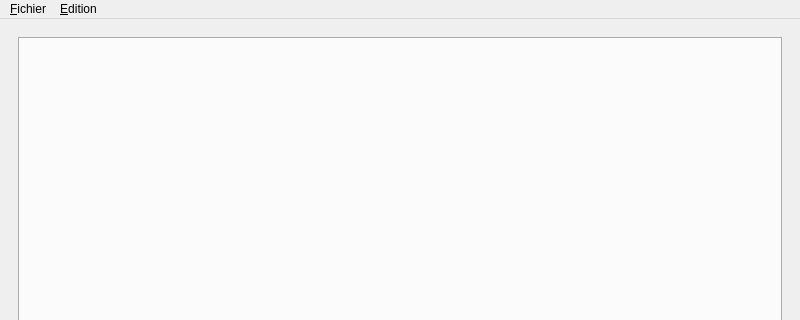
The window that mainwindow.ui (raph5640/Qt-Editor-Cpp) describes before a commit, drawn with Qt 5; both pictures show x 0 to 800 and y 0 to 320 of the 800 by 600 pixel window.
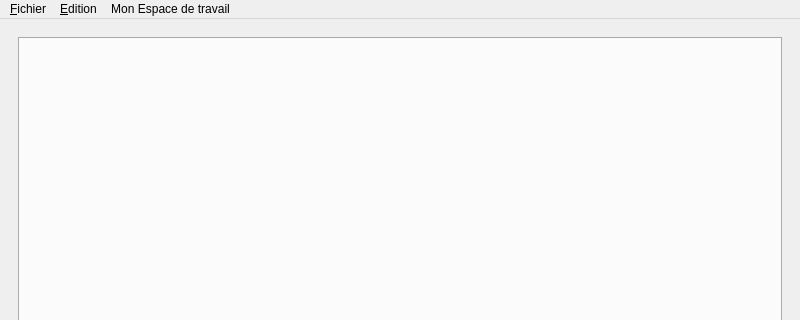
The same window after the commit.

Commit message: Ajout du menu Mon Espace de travail

The edit to the form file:
```diff
--- a/mainwindow.ui
+++ b/mainwindow.ui
@@ -88,8 +88,14 @@
     <addaction name="separator"/>
     <addaction name="actionEditer_les_fichiers_ouverts"/>
    </widget>
+   <widget class="QMenu" name="menuMon_Espace">
+    <property name="title">
+     <string>Mon Espace de travail</string>
+    </property>
+   </widget>
    <addaction name="menuLecture"/>
    <addaction name="menuEdition"/>
+   <addaction name="menuMon_Espace"/>
   </widget>
   <widget class="QStatusBar" name="statusbar"/>
   <action name="actionLecture_de_fichier_txt">
```
The commit also changes 1 other file.
